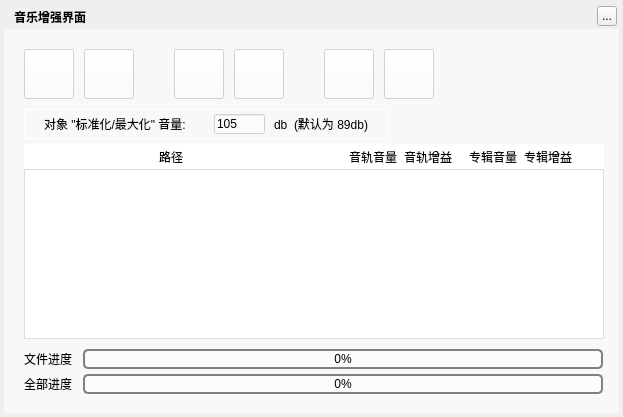
Qt form TTKCore/musicUiKits/musicToolsetsKits/musicvolumegainwidget.ui (Greedysky/TTKMusicPlayer) before a commit.
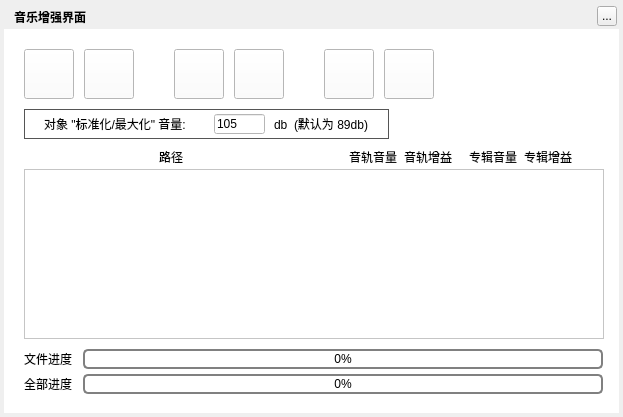
The same form after that commit. Custom widgets are drawn as their Qt base class.

```diff
--- a/TTKCore/musicUiKits/musicToolsetsKits/musicvolumegainwidget.ui
+++ b/TTKCore/musicUiKits/musicToolsetsKits/musicvolumegainwidget.ui
@@ -65,7 +65,7 @@
     </rect>
    </property>
    <property name="styleSheet">
-    <string notr="true">QWidget{background:rgba(255,255,255,150);}
+    <string notr="true">QWidget{background:white;}
 QLabel{background:transparent;}</string>
    </property>
    <widget class="QToolButton" name="addFileButton">
@@ -203,7 +203,7 @@
      </rect>
     </property>
     <property name="styleSheet">
-     <string notr="true">QGroupBox{border:1px solid #FFF;background:transparent;}</string>
+     <string notr="true">QGroupBox{border:1px solid #555;background:transparent;}</string>
     </property>
     <property name="title">
      <string/>
```
